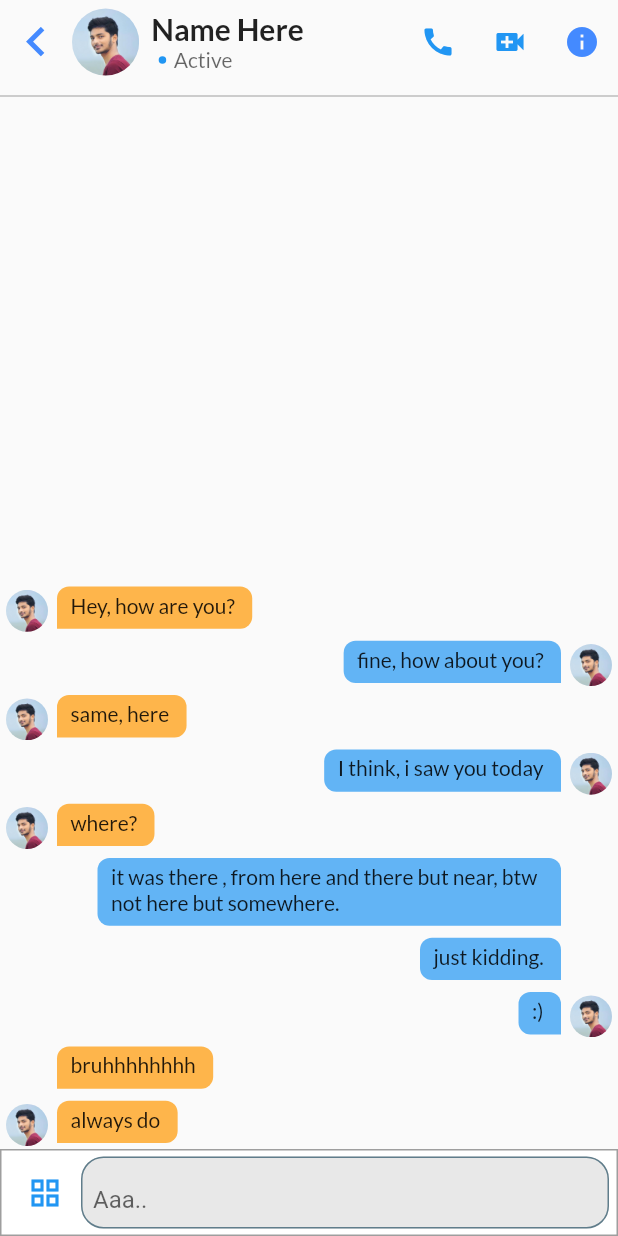
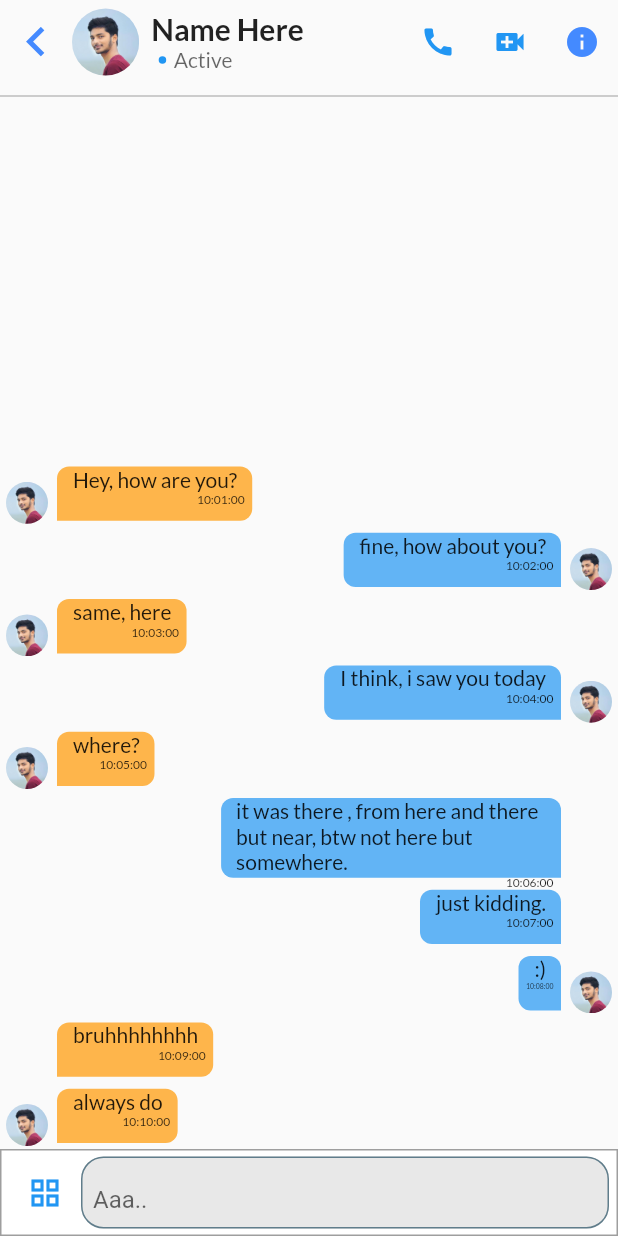
Before and after one commit to yeasin50/Flutter-Video-Calling-App, a Flutter app: the ChattingScreen screen opened directly, on a phone screen of 412 x 824 dp. Run offline on Flutter 3.47's test engine with Material 2 defaults, Android fonts, the phone set to English and light mode, and no system bars; drawn by our look-alikes of easy_rich_text; our stand-ins replace google_fonts; missing offline and left inert: flutter_webrtc, sdp_transform.

Commit message:
reDesignMsgBox

```diff
--- a/lib/dummy_data/user_message.dart
+++ b/lib/dummy_data/user_message.dart
@@ -17,14 +17,14 @@ final List<String> _list = [
   "it was there , from here and there but near, btw not here but somewhere."
 ];
 
-
 ///`UI`
+int min = 0;
 Message msg(bool isMe, String msg) {
   return Message(
     senderUId: isMe ? "user1" : "user2",
     receiverUId: !isMe ? "user1" : "user2",
     text: msg,
-    sentTime: DateTime.now(),
+    sentTime: DateTime(2021, 1, 1, 10, min += 1),
   );
 }
 
--- a/lib/main.dart
+++ b/lib/main.dart
@@ -6,6 +6,7 @@ import 'package:web_rtc/screens/onCall/on_call_running.dart';
 
 import 'provider/dummy_data.dart';
 import 'screens/chat_screen/chatting_screen.dart';
+import 'screens/chat_screen/components/message_box.dart';
 
 main() {
   // WidgetsFlutterBinding.ensureInitialized();
@@ -37,7 +38,7 @@ class MyApp extends StatelessWidget {
           primarySwatch: Colors.blue,
           backgroundColor: Colors.transparent,
         ),
-        home: ChattingScreen(),
+        home: MessageBox(),
       ),
     );
   }
--- /dev/null
+++ b/lib/screens/chat_screen/components/message_box.dart
@@ -0,0 +1,42 @@
+import 'package:flutter/material.dart';
+import 'package:web_rtc/model/message.dart';
+import 'package:google_fonts/google_fonts.dart';
+
+class MessageBox extends StatelessWidget {
+  // final String photUrl;
+  // final bool isMe;
+  // final Message msg;
+  // final bool drawAvatar;
+
+  // const MessageBox({
+  //   required this.photUrl,
+  //   required this.isMe,
+  //   required this.msg,
+  //   required this.drawAvatar,
+  // });
+
+  final _style = GoogleFonts.lato();
+  String text = "get anasdasd asdsa";
+
+  Size _textSize(var maxWidth) {
+    final TextPainter textPainter = TextPainter(
+      text: TextSpan(
+        text: text,
+        style: _style,
+      ),
+      textDirection: TextDirection.ltr,
+    )..layout(minWidth: 0, maxWidth: maxWidth);
+    return textPainter.size;
+  }
+
+  @override
+  Widget build(BuildContext context) {
+    return Scaffold(
+      body: Container(
+        color: Colors.yellow,
+        width: _textSize(222).width,
+        child: Text(text),
+      ),
+    );
+  }
+}
--- a/lib/screens/chat_screen/components/round_text.dart
+++ b/lib/screens/chat_screen/components/round_text.dart
@@ -1,8 +1,10 @@
 import 'package:flutter/material.dart';
 import 'package:google_fonts/google_fonts.dart';
+import 'package:intl/intl.dart';
+import 'package:web_rtc/model/message.dart';
 
 class RoundTextContainer extends StatelessWidget {
-  final String text;
+  final Message message;
   final double width;
   final double height;
   final bool isMe;
@@ -12,7 +14,7 @@ class RoundTextContainer extends StatelessWidget {
 
   RoundTextContainer({
     Key? key,
-    required this.text,
+    required this.message,
     required this.width,
     required this.height,
     required this.isMe,
@@ -20,20 +22,49 @@ class RoundTextContainer extends StatelessWidget {
   });
 
   Widget build(BuildContext context) {
+    DateTime dateTime = DateTime.parse(message.sentTime.toIso8601String());
+    String time = DateFormat.Hms().format(dateTime);
+
+    double fontTimeS = Theme.of(context).textTheme.subtitle1!.fontSize! / 2;
     return Container(
       width: width,
-      height: height,
-      padding: EdgeInsets.symmetric(horizontal: 5, vertical: 4),
+      height: height + fontTimeS,
+
+      ///TODO:: change height
       margin: EdgeInsets.symmetric(horizontal: 2, vertical: 2),
-      child: Padding(
-        padding: const EdgeInsets.only(left: 4),
+      child: Column(
+        // mainAxisSize: MainAxisSize.min,
+        // mainAxisAlignment: MainAxisAlignment.end,
+        crossAxisAlignment: CrossAxisAlignment.end,
+        children: [
+          Padding(
+            padding: EdgeInsets.symmetric(horizontal: 10),
             child: Text(
-          text,
+              message.text,
               // softWrap: false,
               // overflow: TextOverflow.clip,
               // maxLines: 1,
+              textAlign: TextAlign.start,
               style: style ?? GoogleFonts.lato(),
             ),
+          ),
+          Padding(
+            padding: const EdgeInsets.symmetric(horizontal: 5),
+            child: FittedBox(
+              child: Text(
+                time,
+                softWrap: false,
+                overflow: TextOverflow.clip,
+                // maxLines: 1,
+                textAlign: TextAlign.end,
+                style: GoogleFonts.lato(
+                  fontSize: fontTimeS,
+                  color: Colors.black87,
+                ),
+              ),
+            ),
+          ),
+        ],
       ),
       decoration: BoxDecoration(
         color:
--- a/lib/screens/chat_screen/components/row_message.dart
+++ b/lib/screens/chat_screen/components/row_message.dart
@@ -1,12 +1,13 @@
 import 'package:flutter/material.dart';
 import 'package:google_fonts/google_fonts.dart';
+import 'package:web_rtc/model/message.dart';
 
 import 'round_text.dart';
 
 class RowMessage extends StatelessWidget {
   final String photUrl;
   final bool isMe;
-  final String msg;
+  final Message msg;
   final bool drawAvatar;
 
   RowMessage({
@@ -21,12 +22,12 @@ class RowMessage extends StatelessWidget {
 
   Size _textSize(var maxWidth) {
     final TextPainter textPainter = TextPainter(
-        text: TextSpan(
-          text: msg,
-          style: _style,
-        ),
-        textDirection: TextDirection.ltr)
-      ..layout(minWidth: 0, maxWidth: maxWidth);
+      text: TextSpan(
+        text: msg.text,
+        style: _style,
+      ),
+      textDirection: TextDirection.ltr,
+    )..layout(minWidth: 0, maxWidth: maxWidth);
     return textPainter.size;
   }
 
@@ -52,9 +53,9 @@ class RowMessage extends StatelessWidget {
           ///based on that use icon or hide
           if (isMe) buildLogo(),
           RoundTextContainer(
-            text: msg,
+            message: msg,
             style: _style,
-            width: _textSize(constraints.maxWidth * .7).width +
+            width: _textSize(constraints.maxWidth * .5).width +
                 constraints.maxWidth * .05,
             height: _textSize(constraints.maxWidth * .7).height +
                 kToolbarHeight * .2,
--- a/lib/screens/chat_screen/message_list.dart
+++ b/lib/screens/chat_screen/message_list.dart
@@ -54,7 +54,7 @@ class _MessageListState extends State<MessageList> {
             return RowMessage(
               /// Here im taking myself as `User2`
               isMe:messages[index].senderUId == "user2",
-              msg: messages[index].text,
+              msg: messages[index],
               photUrl: photUrl,
               drawAvatar: _draw,
             );
--- a/pubspec.yaml
+++ b/pubspec.yaml
@@ -27,6 +27,7 @@ dependencies:
   easy_rich_text: ^0.5.4
   flutter_webrtc: ^0.6.3
   google_fonts: ^2.0.0
+  intl: ^0.17.0
   permission_handler: ^6.1.1
   provider: ^5.0.0
   sdp_transform: ^0.3.0
```
Also changed, not shown: pubspec.lock. Lines whose indentation alone changed are shown as unchanged.
